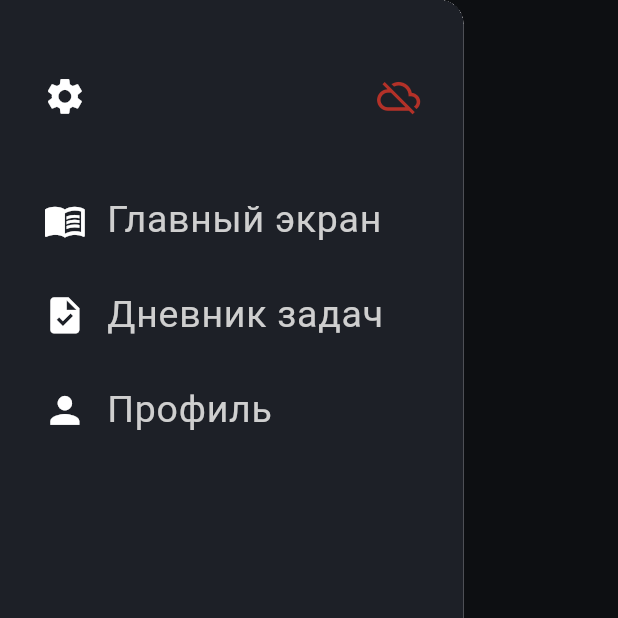
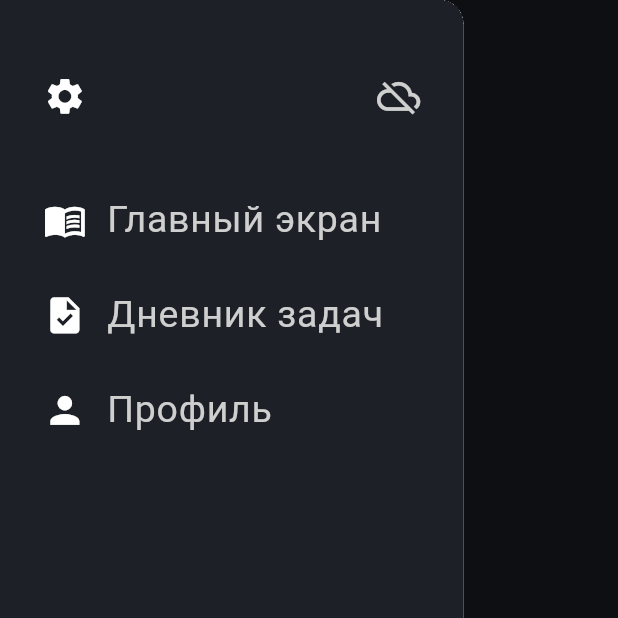
Before and after one commit to FasaterTechnologys/TaskManagerFlutter, a Flutter app: the screen it shows once a user with an empty profile is signed in, in the side drawer, after a tap on the "menu" icon, on a phone screen of 412 x 824 dp, the top half of it. Run offline on Flutter 3.47's test engine with Material 3 defaults, Android fonts, the phone set to English and light mode, and no system bars; our stand-ins replace firebase_auth, firebase_core, firebase_database, shared_preferences; accounts and stored records are empty; network calls fail.

Commit message:
1.1.0 BETA

```diff
--- /dev/null
+++ b/devtools_options.yaml
@@ -0,0 +1,3 @@
+description: This file stores settings for Dart & Flutter DevTools.
+documentation: https://docs.flutter.dev/tools/devtools/extensions#configure-extension-enablement-states
+extensions:
--- a/lib/main.dart
+++ b/lib/main.dart
@@ -1,7 +1,6 @@
 import 'package:firebase_auth/firebase_auth.dart';
 import 'package:firebase_core/firebase_core.dart';
 import 'package:flutter/material.dart';
-import 'package:taskmanager/managedata/managedata.dart';
 import 'package:taskmanager/workscreens/login/login.dart';
 import 'package:taskmanager/workscreens/mailverif/email_aunt.dart';
 import 'package:taskmanager/consts.dart';
--- a/lib/manageuser/loginaccount.dart
+++ b/lib/manageuser/loginaccount.dart
@@ -6,7 +6,9 @@ Future<UserCredential?> loginAccount(String mail, String password) async {
         .signInWithEmailAndPassword(email: mail, password: password);
     return userCredential;
   } on FirebaseAuthException catch (e) {
-    if (e.code == 'user-not-found' || e.code == 'wrong-password') {
+    if (e.code == 'user-not-found' ||
+        e.code == 'wrong-password' ||
+        e.code == 'invalid-credential') {
       return null;
     } else {
       rethrow;
--- a/lib/manageuser/loginorregister.dart
+++ b/lib/manageuser/loginorregister.dart
@@ -17,9 +17,7 @@ Future<String> loginOrRegister(String mail, String password) async {
     switch (e.code) {
       case 'weak-password':
         return "Слабый пароль.";
-      case 'email-already-in-use':
-        return "Почта уже используется.";
-      case 'wrong-password':
+      case 'wrong-password' || 'email-already-in-use':
         return "Неверный пароль.";
       default:
         log("Ошибка авторизации: ${e.code}");
--- a/lib/scoffaldallscreen/drawer.dart
+++ b/lib/scoffaldallscreen/drawer.dart
@@ -22,7 +22,7 @@ Widget dawer(BuildContext context) {
                       size: widthScreen * 0.07, color: Colors.white),
                   Icon(Icons.cloud_off,
                       size: widthScreen * 0.07,
-                      color: const Color.fromARGB(255, 179, 49, 40))
+                      color: const Color.fromARGB(255, 207, 207, 207))
                 ],
               ),
             ),
--- a/lib/workscreens/home/home.dart
+++ b/lib/workscreens/home/home.dart
@@ -1,11 +1,11 @@
 import 'package:flutter/material.dart';
 import 'package:taskmanager/consts.dart';
+import 'package:taskmanager/managedata/managedata.dart';
 import 'package:taskmanager/scoffaldallscreen/scaffoldallscreen.dart';
 import 'package:taskmanager/workscreens/home/addbutton.dart';
-import 'package:taskmanager/workscreens/home/taskinputbottomsheet.dart';
+import 'package:taskmanager/workscreens/home/listcategory.dart';
+import 'package:taskmanager/workscreens/home/showmodalbottomsheet.dart';
 import 'package:taskmanager/workscreens/home/listview.dart';
-
-import '../../managedata/managedata.dart';
 
 class Home extends StatefulWidget {
   const Home({super.key});
@@ -15,6 +15,9 @@ class Home extends StatefulWidget {
 }
 
 class _HomeState extends State<Home> {
+  ManageData manageData = ManageData();
+  late List category;
+
   void refreshData() {
     setState(() {});
   }
@@ -22,11 +25,15 @@ class _HomeState extends State<Home> {
   @override
   Widget build(BuildContext context) {
     return ScaffoldAllScreen(
-      body: Column(
+      body: FutureBuilder(
+        future: manageData.loadData(),
+        builder: (context, snapshot) {
+          return Column(
             children: [
               SizedBox(
                 height: heigtScreen * 0.01,
               ),
+              ListCategory(refreshData),
               Expanded(
                 child: listView(refreshData),
               ),
@@ -39,13 +46,7 @@ class _HomeState extends State<Home> {
                       children: [
                         GestureDetector(
                           onTap: () {
-                        print(data);
-                        showModalBottomSheet(
-                          context: context,
-                          isScrollControlled: true,
-                          builder: (context) =>
-                              TaskInputBottomSheet(updateData: refreshData),
-                        );
+                            customshowmodalbottomsheet(context, refreshData);
                           },
                           child: addbutton(),
                         ),
@@ -62,6 +63,8 @@ class _HomeState extends State<Home> {
                 ],
               )
             ],
+          );
+        },
       ),
     );
   }
--- /dev/null
+++ b/lib/workscreens/home/listcategory.dart
@@ -0,0 +1,54 @@
+import 'package:flutter/material.dart';
+import 'package:taskmanager/consts.dart';
+import 'package:taskmanager/managedata/managedata.dart';
+import 'package:taskmanager/workscreens/home/showmodalbottomsheet.dart';
+
+class ListCategory extends StatefulWidget {
+  final Function refreshData;
+  const ListCategory(this.refreshData, {super.key});
+
+  @override
+  State<ListCategory> createState() => _ListCategoryState();
+}
+
+class _ListCategoryState extends State<ListCategory> {
+  late List category;
+  ManageData manageData = ManageData();
+  @override
+  Widget build(BuildContext context) {
+    category = manageData.extractUniqueCategories();
+    return SizedBox(
+      width: widthScreen,
+      height: heigtScreen * 0.08,
+      child: ListView.builder(
+        scrollDirection: Axis.horizontal,
+        itemCount: category.length,
+        itemBuilder: (BuildContext context, int index) {
+          return Padding(
+            padding: EdgeInsets.all(heigtScreen * 0.01),
+            child: GestureDetector(
+              onTap: () => customshowmodalbottomsheet(
+                  context, widget.refreshData,
+                  category: category[index]),
+              child: Container(
+                decoration: BoxDecoration(
+                  color: container,
+                  borderRadius: BorderRadius.circular(10),
+                ),
+                child: Center(
+                  child: Padding(
+                    padding: EdgeInsets.all(heigtScreen * 0.01),
+                    child: Text(
+                      category[index],
+                      style: applowTextStyle,
+                    ),
+                  ),
+                ),
+              ),
+            ),
+          );
+        },
+      ),
+    );
+  }
+}
--- a/lib/workscreens/home/listview.dart
+++ b/lib/workscreens/home/listview.dart
@@ -1,17 +1,19 @@
 import 'package:flutter/material.dart';
 import 'package:taskmanager/consts.dart';
 import 'package:taskmanager/managedata/managedata.dart';
+import 'package:taskmanager/workscreens/home/showmodalbottomsheet.dart';
 
 Widget listView(Function refreshData) {
   ManageData manageData = ManageData();
-  return FutureBuilder(
-      future: manageData.loadData(),
-      builder: (context, snapshot) {
   return ListView.builder(
     padding: const EdgeInsets.all(8),
     itemCount: data.length,
     itemBuilder: (BuildContext context, int index) {
-            return SizedBox(
+      return GestureDetector(
+        onTap: () {
+          customshowmodalbottomsheet(context, refreshData, index: index);
+        },
+        child: SizedBox(
           child: Center(
             child: Row(
               crossAxisAlignment: CrossAxisAlignment.start,
@@ -47,8 +49,8 @@ Widget listView(Function refreshData) {
               ],
             ),
           ),
+        ),
       );
     },
   );
-      });
 }
--- a/lib/workscreens/login/login.dart
+++ b/lib/workscreens/login/login.dart
@@ -33,9 +33,11 @@ class _LoginState extends State<Login> {
               Text("Flutter Task Manager",
                   style: titleTextStyle, textAlign: TextAlign.center),
               SizedBox(height: height * 0.15),
-              appTextField(context, mail, false, "Почта"),
+              appTextField(
+                  context, mail, false, "Почта", TextInputType.emailAddress),
               SizedBox(height: height * 0.02),
-              appTextField(context, password, true, "Пароль"),
+              appTextField(context, password, true, "Пароль",
+                  TextInputType.visiblePassword),
               SizedBox(
                 height: height * 0.02,
               ),
--- a/lib/workscreens/login/textfield.dart
+++ b/lib/workscreens/login/textfield.dart
@@ -2,7 +2,7 @@ import 'package:flutter/material.dart';
 import 'package:taskmanager/consts.dart';
 
 Widget appTextField(BuildContext context, TextEditingController controller,
-    bool password, String hint) {
+    bool password, String hint, TextInputType inputtype) {
   return Container(
     decoration:
         BoxDecoration(color: field, borderRadius: BorderRadius.circular(15)),
@@ -10,6 +10,7 @@ Widget appTextField(BuildContext context, TextEditingController controller,
     width: MediaQuery.of(context).size.width * 0.8,
     height: MediaQuery.of(context).size.height * 0.06,
     child: TextFormField(
+      keyboardType: inputtype,
       textInputAction: TextInputAction.next,
       obscureText: password,
       controller: controller,
--- a/lib/workscreens/mailverif/email_aunt.dart
+++ b/lib/workscreens/mailverif/email_aunt.dart
@@ -26,7 +26,7 @@ class _EmailVerificationScreenState extends State<EmailVerificationScreen> {
         timer.cancel();
         if (!mounted) return;
         Navigator.of(context)
-            .pushNamedAndRemoveUntil("/login", (Route<dynamic> route) => false);
+            .pushNamedAndRemoveUntil("/home", (Route<dynamic> route) => false);
       }
       if (timer.tick % 10 == 0) {
         lock = false;
--- a/lib/workscreens/profile/profilecontainer.dart
+++ b/lib/workscreens/profile/profilecontainer.dart
@@ -1,11 +1,11 @@
 import 'package:flutter/material.dart';
 import 'package:taskmanager/consts.dart';
+import 'package:taskmanager/manageuser/logout.dart';
 import 'package:taskmanager/manageuser/userfirebaseload.dart';
 import 'package:taskmanager/workscreens/profile/shownamechangedialog.dart';
 
 class ProfileContainer extends StatefulWidget {
-  final Function logout;
-  const ProfileContainer(this.logout, {super.key});
+  const ProfileContainer({super.key});
 
   @override
   State<ProfileContainer> createState() => _ProfileContainerState();
@@ -54,7 +54,7 @@ class _ProfileContainerState extends State<ProfileContainer> {
                       size: heigtScreen * 0.04,
                     ),
                     onTap: () {
-                      widget.logout();
+                      logout(context);
                     }),
               ),
               Row(
```
Also changed, not shown: lib/managedata/managedata.dart (+41 -0 lines), lib/manageuser/logout.dart (added, +10 -0 lines), lib/workscreens/home/showmodalbottomsheet.dart (added, +16 -0 lines), lib/workscreens/home/taskinputbottomsheet.dart (+61 -7 lines), lib/workscreens/profile/profile.dart (+1 -8 lines), 22 other files. Lines whose indentation alone changed are shown as unchanged.
